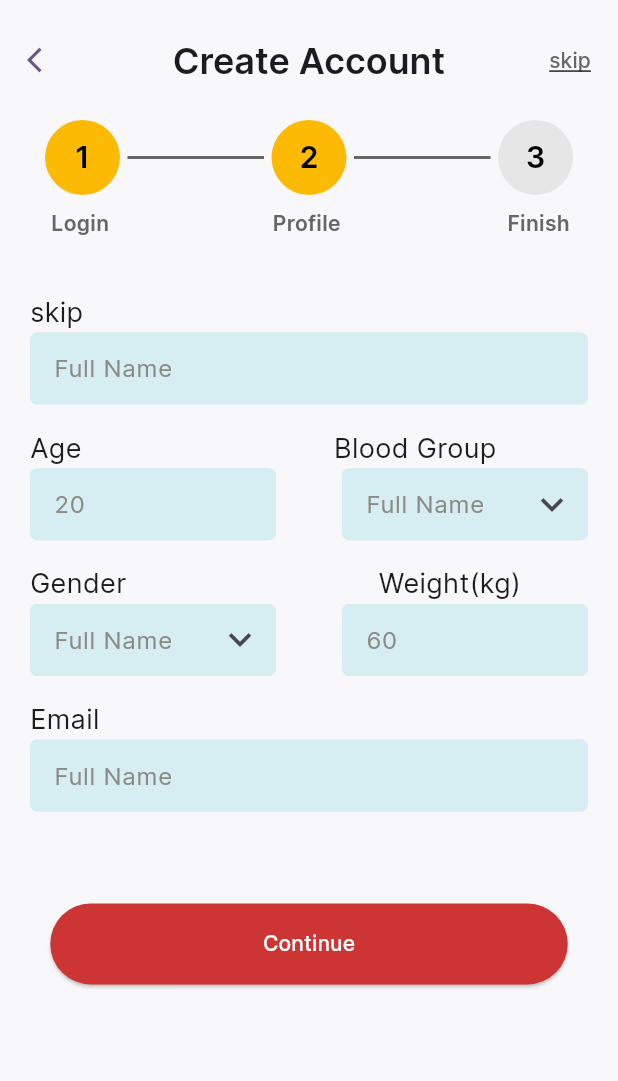
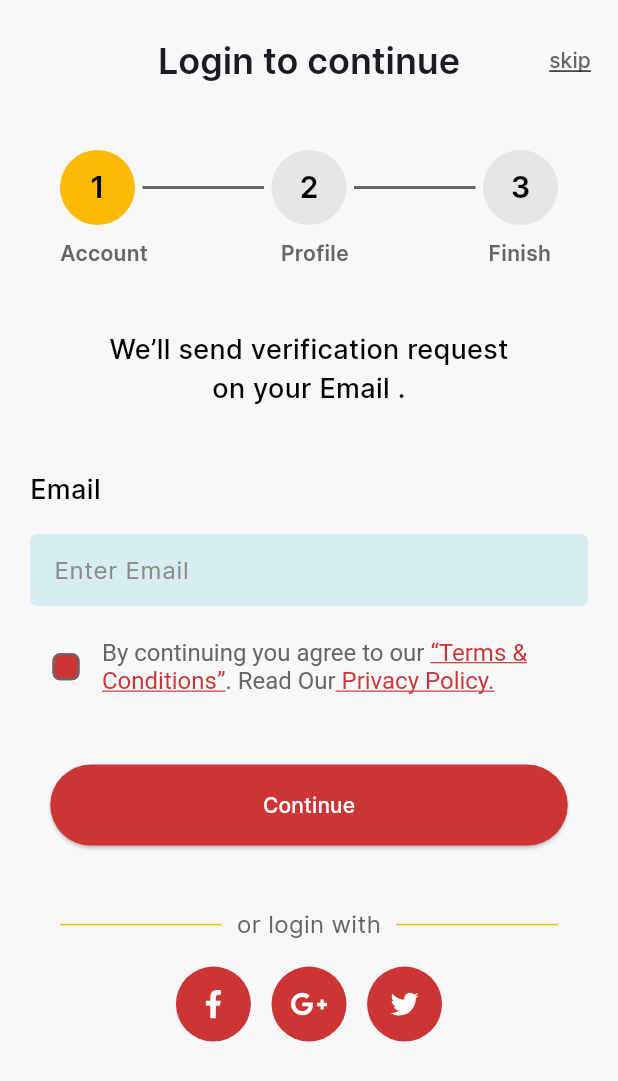
Before and after one commit to Jigarchovatiya/blood_donation_app, a Flutter app: the screen it shows after launch, on a phone screen of 412 x 824 dp. Shown: the top 1081 px of the screen. Run offline on Flutter 3.47's test engine with Material 2 defaults, Android fonts, the phone set to English and light mode, and no system bars; our stand-ins replace firebase_auth, firebase_core, flutter_svg, intl_phone_field, otp_text_field, smooth_page_indicator; accounts and stored records are empty.

Commit message:
02-06-2023

```diff
--- a/lib/main.dart
+++ b/lib/main.dart
@@ -1,7 +1,10 @@
-import 'package:blood_donation_app/view/entry_point/create_account_one.dart';
+import 'package:blood_donation_app/view/entry_point/email_log.dart';
+import 'package:firebase_core/firebase_core.dart';
 import 'package:flutter/material.dart';
 
-void main() {
+Future<void> main() async {
+  WidgetsFlutterBinding.ensureInitialized();
+  await Firebase.initializeApp();
   runApp(const MyApp());
 }
 
@@ -19,7 +22,7 @@ class MyApp extends StatelessWidget {
         colorScheme: ColorScheme.fromSeed(seedColor: Colors.deepPurple),
         useMaterial3: true,
       ),
-      home: const CreateAccountOne(),
+      home: const EmailLogInScreen(),
     );
   }
 }
--- a/lib/res/common/app_text_field.dart
+++ b/lib/res/common/app_text_field.dart
@@ -64,7 +64,7 @@ class AppTextField extends StatelessWidget {
           fillColor: AppColors.textFillColor,
           filled: true,
           enabledBorder: OutlineInputBorder(
-            borderSide: BorderSide(color: AppColors.textFillColor),
+            borderSide: const BorderSide(color: AppColors.textFillColor),
             borderRadius: BorderRadius.circular(5),
           ),
           focusedBorder: OutlineInputBorder(
@@ -74,7 +74,7 @@ class AppTextField extends StatelessWidget {
           errorBorder: OutlineInputBorder(
             borderSide: const BorderSide(
               color: Colors.red,
-              width: 1,
+              width: 2,
             ),
             borderRadius: BorderRadius.circular(5),
           ),
--- a/lib/res/constants/app_strings.dart
+++ b/lib/res/constants/app_strings.dart
@@ -20,7 +20,7 @@ class AppStrings {
   static const String account = "Account";
   static const String profile = "Profile";
   static const String finish = "Finish";
-  static const String textOne = "We’ll send one-time password to\nyour mobile number.";
+  static const String textOne = "We’ll send verification request \non your Email .";
   static const String continuing = "By continuing you agree to our ";
   static const String terms = "“Terms &\nConditions”";
   static const String readOur = ". Read Our";
--- /dev/null
+++ b/lib/res/extension/extensions.dart
@@ -0,0 +1,33 @@
+import 'package:flutter/material.dart';
+
+extension EmailValidator on String {
+  bool isValidEmail() {
+    return RegExp(r'^(([^<>()[\]\\.,;:\s@\"]+(\.[^<>()[\]\\.,;:\s@\"]+)*)|(\".+\"))@((\[[0-9]{1,3}\.[0-9]{1,3}\.[0-9]{1,3}\.[0-9]{1,3}\])|(([a-zA-Z\-0-9]+\.)+[a-zA-Z]{2,}))$').hasMatch(this);
+  }
+}
+
+extension ReferralValidator on String {
+  bool isValidReferral() {
+    return RegExp(r"(?=.*\d)(?=.*[a-z])(?=.*[A-Z])(?=.*\W)").hasMatch(this);
+  }
+}
+
+extension PasswordValidator on String {
+  bool isValidPassword() {
+    return RegExp(r"(?=.*\d)(?=.*[a-z])(?=.*[A-Z])(?=.*\W)").hasMatch(this);
+  }
+}
+
+extension SpaceWidget on double {
+  addHSpace() {
+    return SizedBox(
+      height: this,
+    );
+  }
+
+  addWSpace() {
+    return SizedBox(
+      width: this,
+    );
+  }
+}
--- /dev/null
+++ b/lib/view/entry_point/email_log.dart
@@ -0,0 +1,296 @@
+import 'package:blood_donation_app/res/common/app_button.dart';
+import 'package:blood_donation_app/res/common/app_circle_avatar.dart';
+import 'package:blood_donation_app/res/common/app_text_field.dart';
+import 'package:blood_donation_app/res/constants/app_assets.dart';
+import 'package:blood_donation_app/res/constants/app_colors.dart';
+import 'package:blood_donation_app/res/constants/app_strings.dart';
+import 'package:blood_donation_app/res/extension/extensions.dart';
+import 'package:blood_donation_app/utils/routes/routes_name.dart';
+import 'package:firebase_auth/firebase_auth.dart';
+import 'package:flutter/material.dart';
+import 'package:flutter_svg/svg.dart';
+
+class EmailLogInScreen extends StatefulWidget {
+  const EmailLogInScreen({Key? key}) : super(key: key);
+
+  @override
+  State<EmailLogInScreen> createState() => _EmailLogInScreenState();
+}
+
+class _EmailLogInScreenState extends State<EmailLogInScreen> {
+  bool isChecked = false;
+  FirebaseAuth firebaseAuth = FirebaseAuth.instance;
+  addUser() async {
+    try {
+      await firebaseAuth.createUserWithEmailAndPassword(email: email.text, password: password.text);
+    } on FirebaseAuthException catch (e) {
+      if (e.code == "weak-password") {
+        debugPrint("your password is too weak");
+      } else if (e.code == "e-mail is used once") {
+        debugPrint("this email has already an account logged in ");
+      }
+    } catch (e) {
+      debugPrint("error $e");
+    }
+  }
+
+  User? person;
+
+  TextEditingController email = TextEditingController();
+  TextEditingController password = TextEditingController();
+  @override
+  Widget build(BuildContext context) {
+    double height = MediaQuery.of(context).size.height;
+    double width = MediaQuery.of(context).size.width;
+    return Scaffold(
+      backgroundColor: AppColors.scaffoldBg,
+      appBar: AppBar(
+        backgroundColor: AppColors.transparent,
+        elevation: 0,
+        toolbarHeight: 80,
+        leading: null,
+        title: const Text(
+          AppStrings.appBarText,
+          style: TextStyle(fontSize: 24, fontWeight: FontWeight.w600),
+        ),
+        centerTitle: true,
+        actions: [
+          TextButton(
+            onPressed: () {},
+            child: const Text(
+              AppStrings.skip,
+              style: TextStyle(color: AppColors.textColor, decoration: TextDecoration.underline),
+            ),
+          ),
+        ],
+      ),
+      body: SafeArea(
+        child: SingleChildScrollView(
+          child: Padding(
+            padding: const EdgeInsets.all(20),
+            child: Column(
+              children: [
+                Padding(
+                  padding: const EdgeInsets.symmetric(horizontal: 20),
+                  child: Column(
+                    children: [
+                      const Row(
+                        children: [
+                          AppCircleAvatar(
+                            backgroundColor: Color(0xffFCBA04),
+                            child: Text(
+                              "1",
+                              style: TextStyle(color: AppColors.black, fontSize: 20, fontWeight: FontWeight.w600),
+                            ),
+                          ),
+                          Expanded(
+                            child: Divider(
+                              indent: 5,
+                              endIndent: 5,
+                              color: AppColors.textColor,
+                              thickness: 2,
+                            ),
+                          ),
+                          AppCircleAvatar(
+                            backgroundColor: Color(0xffE6E6E6),
+                            child: Text(
+                              "2",
+                              style: TextStyle(color: AppColors.black, fontSize: 20, fontWeight: FontWeight.w600),
+                            ),
+                          ),
+                          Expanded(
+                            child: Divider(
+                              indent: 5,
+                              endIndent: 5,
+                              color: AppColors.textColor,
+                              thickness: 2,
+                            ),
+                          ),
+                          AppCircleAvatar(
+                            backgroundColor: Color(0xffE6E6E6),
+                            child: Text(
+                              "3",
+                              style: TextStyle(color: AppColors.black, fontSize: 20, fontWeight: FontWeight.w600),
+                            ),
+                          ),
+                        ],
+                      ),
+                      SizedBox(
+                        height: height / 90,
+                      ),
+                      Row(
+                        children: [
+                          const Text(
+                            AppStrings.account,
+                            style: TextStyle(fontWeight: FontWeight.w600, fontSize: 14, color: AppColors.textColor),
+                          ),
+                          const Spacer(),
+                          const Text(
+                            AppStrings.profile,
+                            style: TextStyle(fontWeight: FontWeight.w600, fontSize: 14, color: AppColors.textColor),
+                          ),
+                          const Spacer(),
+                          SizedBox(
+                            width: MediaQuery.of(context).size.width / 90,
+                          ),
+                          const Text(
+                            AppStrings.finish,
+                            style: TextStyle(fontWeight: FontWeight.w600, fontSize: 14, color: AppColors.textColor),
+                          ),
+                          SizedBox(
+                            width: MediaQuery.of(context).size.width / 90,
+                          ),
+                        ],
+                      ),
+                    ],
+                  ),
+                ),
+                SizedBox(height: height / 20),
+                const Text(
+                  AppStrings.textOne,
+                  style: TextStyle(color: AppColors.black, fontSize: 18, fontWeight: FontWeight.w500),
+                  textAlign: TextAlign.center,
+                ),
+                SizedBox(height: height / 20),
+                const Align(
+                  alignment: Alignment.centerLeft,
+                  child: Text(
+                    AppStrings.email,
+                    style: TextStyle(color: AppColors.black, fontSize: 18, fontWeight: FontWeight.w500),
+                  ),
+                ),
+                SizedBox(height: height / 50),
+                AppTextField(
+                  validator: (value) => value!.isValidEmail() ? null : "Please Enter Correct E-mail",
+                  controller: email,
+                  hintText: "Enter Email",
+                ),
+                SizedBox(height: height / 50),
+                Row(
+                  crossAxisAlignment: CrossAxisAlignment.center,
+                  children: [
+                    Checkbox(
+                      checkColor: AppColors.white,
+                      side: const BorderSide(width: 1.5, color: AppColors.textColor),
+                      shape: RoundedRectangleBorder(
+                        borderRadius: BorderRadius.circular(5),
+                      ),
+                      fillColor: MaterialStatePropertyAll(AppColors.materialColor),
+                      value: isChecked,
+                      onChanged: (value) {
+                        isChecked = value!;
+                        debugPrint("Taped -->");
+                        setState(() {});
+                      },
+                    ),
+                    RichText(
+                      text: TextSpan(
+                        text: AppStrings.continuing,
+                        style: const TextStyle(color: AppColors.textColor, fontWeight: FontWeight.w400, fontSize: 16),
+                        children: [
+                          TextSpan(
+                            text: AppStrings.terms,
+                            style: TextStyle(
+                              decoration: TextDecoration.underline,
+                              color: AppColors.materialColor,
+                            ),
+                          ),
+                          const TextSpan(
+                            text: AppStrings.readOur,
+                            style: TextStyle(
+                              color: AppColors.textColor,
+                            ),
+                          ),
+                          TextSpan(
+                            text: AppStrings.privacyPolicy,
+                            style: TextStyle(
+                              decoration: TextDecoration.underline,
+                              color: AppColors.materialColor,
+                            ),
+                          ),
+                        ],
+                      ),
+                    ),
+                  ],
+                ),
+                SizedBox(height: height / 20),
+                AppButton(
+                  buttonText: AppStrings.continueButton,
+                  onPressed: () {
+                    isChecked == true
+                        ? Navigator.pushNamed(
+                            context,
+                            RoutesName.pageThree,
+                          )
+                        : null;
+                    setState(() {});
+                  },
+                ),
+                SizedBox(height: height / 20),
+                const Row(
+                  children: [
+                    Expanded(
+                      child: Divider(
+                        indent: 20,
+                        endIndent: 10,
+                        color: AppColors.dividerColor,
+                        thickness: 1,
+                      ),
+                    ),
+                    Text(
+                      AppStrings.orLogInWith,
+                      style: TextStyle(color: AppColors.textColor, fontSize: 16, fontWeight: FontWeight.w400),
+                    ),
+                    Expanded(
+                      child: Divider(
+                        indent: 10,
+                        endIndent: 20,
+                        color: AppColors.dividerColor,
+                        thickness: 1,
+                      ),
+                    ),
+                  ],
+                ),
+                SizedBox(height: height / 50),
+                Row(
+                  mainAxisAlignment: MainAxisAlignment.center,
+                  children: [
+                    InkWell(
+                      onTap: () {
+                        debugPrint("Facebook Taped -->");
+                      },
+                      child: AppCircleAvatar(
+                        backgroundColor: AppColors.materialColor,
+                        child: SvgPicture.asset(AppAssets.fb),
+                      ),
+                    ),
+                    SizedBox(width: width / 30),
+                    InkWell(
+                      onTap: () {
+                        debugPrint("Google Taped -->");
+                      },
+                      child: AppCircleAvatar(
+                        backgroundColor: AppColors.materialColor,
+                        child: SvgPicture.asset(AppAssets.google),
+                      ),
+                    ),
+                    SizedBox(width: width / 30),
+                    InkWell(
+                      onTap: () {
+                        debugPrint("Twitter Taped -->");
+                      },
+                      child: AppCircleAvatar(
+                        backgroundColor: AppColors.materialColor,
+                        child: SvgPicture.asset(AppAssets.twitter),
+                      ),
+                    ),
+                  ],
+                ),
+              ],
+            ),
+          ),
+        ),
+      ),
+    );
+  }
+}
--- a/pubspec.yaml
+++ b/pubspec.yaml
@@ -39,6 +39,8 @@ dependencies:
   intl_phone_field: ^3.1.0
   smooth_page_indicator: ^1.0.1
   otp_text_field: ^1.1.3
+  firebase_core: ^2.13.0
+  firebase_auth: ^4.6.2
 
 dev_dependencies:
   flutter_test:
```
Also changed, not shown: pubspec.lock, 3 other files.
